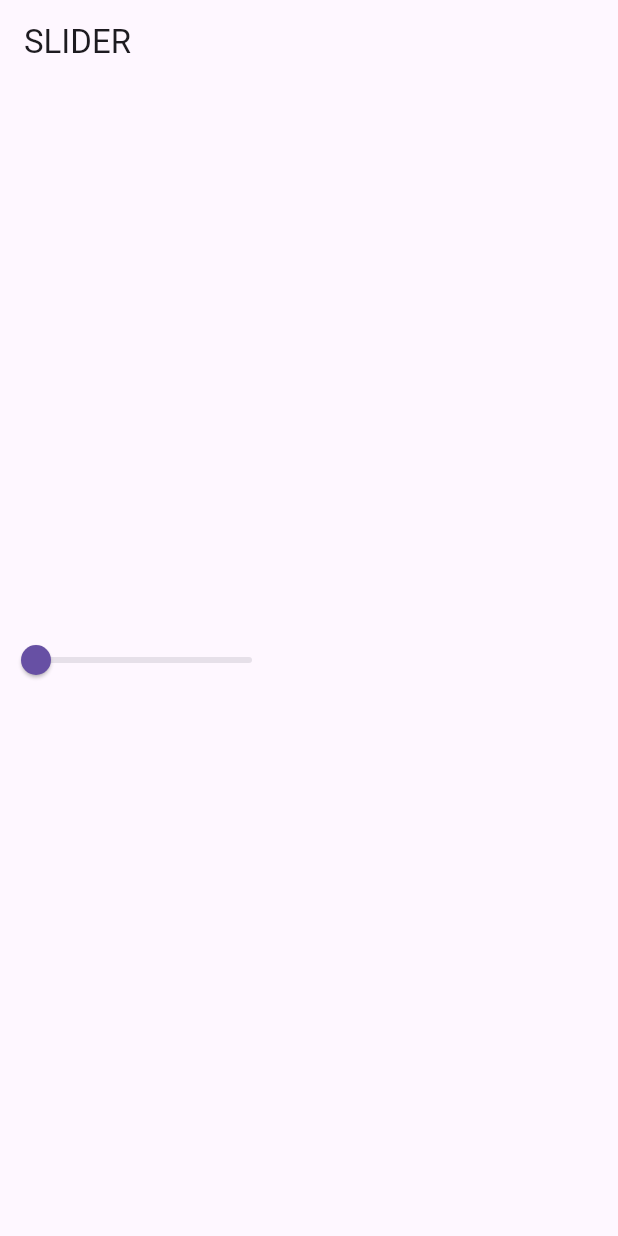
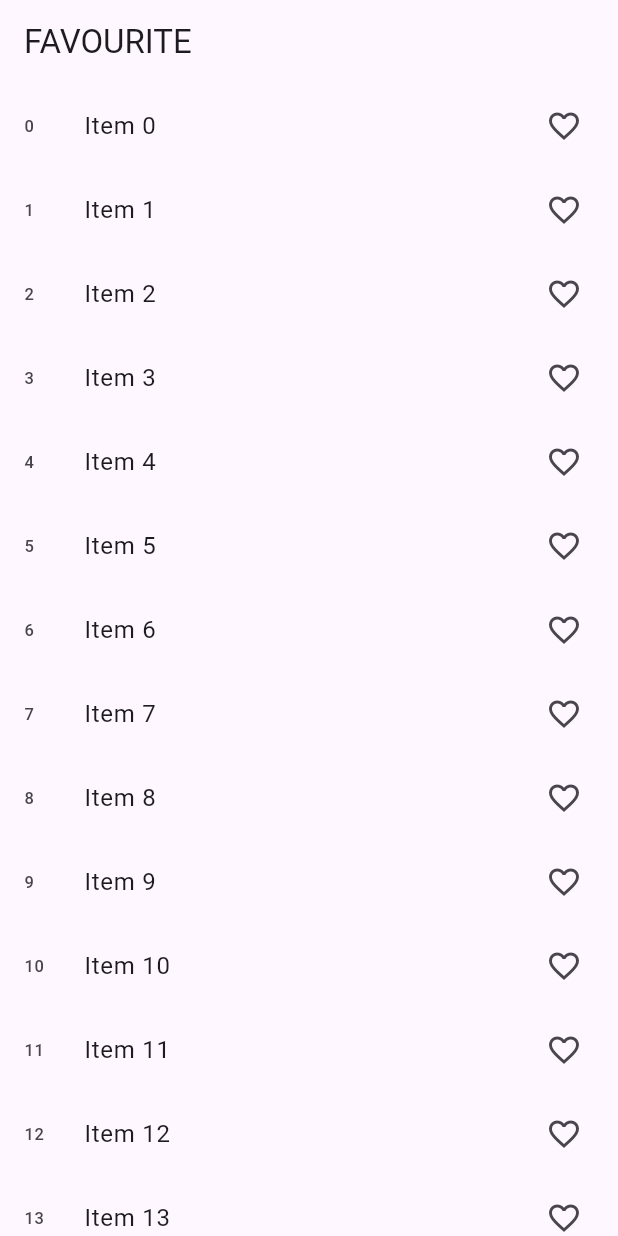
Before and after one commit to THE-UNCHAINED/provider_apps, a Flutter app: the screen it shows after launch, on a phone screen of 412 x 824 dp. Run offline on Flutter 3.47's test engine with Material 3 defaults, Android fonts, the phone set to English and light mode, and no system bars.

Commit message:
Added the favourite section with provider

```diff
--- a/lib/main.dart
+++ b/lib/main.dart
@@ -1,5 +1,8 @@
 import 'package:bloc_counter_app/provider/count_provider.dart';
+import 'package:bloc_counter_app/provider/favourite_provider.dart';
+import 'package:bloc_counter_app/provider/slider_provider.dart';
 import 'package:bloc_counter_app/screens/count_example.dart';
+import 'package:bloc_counter_app/screens/favourite_screen.dart';
 import 'package:bloc_counter_app/screens/slider_example.dart';
 import 'package:flutter/material.dart';
 import 'package:provider/provider.dart';
@@ -13,10 +16,14 @@ class MyApp extends StatelessWidget {
 
   @override
   Widget build(BuildContext context) {
-    return ChangeNotifierProvider(
-      create: (context) => CountProvider(),
+    return MultiProvider(
+      providers: [
+        ChangeNotifierProvider(create: (_) => CountProvider()), // what is this.
+        ChangeNotifierProvider(create: (_) => SliderProvider()),
+        ChangeNotifierProvider(create: (_) => FavouriteProvider()),
+      ],
 
-      child: MaterialApp(home: SliderExample()),
+      child: MaterialApp(home: FavouriteScreen()),
     );
   }
 }
--- /dev/null
+++ b/lib/provider/favourite_provider.dart
@@ -0,0 +1,17 @@
+import 'package:flutter/material.dart';
+
+class FavouriteProvider with ChangeNotifier {
+  List<int> _favList = [];
+
+  List<int> get favList => _favList;
+
+  void markFavourite(int value) {
+    _favList.add(value);
+    notifyListeners();
+  }
+
+  void unmarkFavourite(int value) {
+    _favList.remove(value);
+    notifyListeners();
+  }
+}
--- a/lib/provider/slider_provider.dart
+++ b/lib/provider/slider_provider.dart
@@ -0,0 +1,12 @@
+import 'package:flutter/material.dart';
+
+class SliderProvider with ChangeNotifier {
+  double _value = 0;
+
+  double get value => _value;
+
+  void increasevalue(double val) {
+    _value = val;
+    notifyListeners();
+  }
+}
--- /dev/null
+++ b/lib/screens/favourite_screen.dart
@@ -0,0 +1,40 @@
+import 'package:bloc_counter_app/provider/favourite_provider.dart';
+import 'package:flutter/material.dart';
+import 'package:provider/provider.dart';
+
+class FavouriteScreen extends StatefulWidget {
+  const FavouriteScreen({super.key});
+
+  @override
+  State<FavouriteScreen> createState() => _FavouriteScreenState();
+}
+
+class _FavouriteScreenState extends State<FavouriteScreen> {
+  @override
+  Widget build(BuildContext context) {
+    return Scaffold(
+      appBar: AppBar(title: Text("FAVOURITE")),
+      body: ListView.builder(
+        itemCount: 30,
+        itemBuilder: (context, index) {
+          return Consumer<FavouriteProvider>(
+            builder: (context, favouritePorv, child) {
+              return ListTile(
+                onTap: () {
+                  favouritePorv.favList.contains(index)
+                      ? favouritePorv.unmarkFavourite(index)
+                      : favouritePorv.markFavourite(index);
+                },
+                leading: Text(index.toString()),
+                title: Text("Item $index"),
+                trailing: favouritePorv.favList.contains(index)
+                    ? Icon(Icons.favorite, color: Colors.red)
+                    : Icon(Icons.favorite_border_outlined),
+              );
+            },
+          );
+        },
+      ),
+    );
+  }
+}
--- a/lib/screens/slider_example.dart
+++ b/lib/screens/slider_example.dart
@@ -1,4 +1,6 @@
+import 'package:bloc_counter_app/provider/slider_provider.dart';
 import 'package:flutter/material.dart';
+import 'package:provider/provider.dart';
 
 class SliderExample extends StatefulWidget {
   const SliderExample({super.key});
@@ -12,31 +14,44 @@ class _SliderExampleState extends State<SliderExample> {
 
   @override
   Widget build(BuildContext context) {
+    final data = Provider.of<SliderProvider>(context, listen: false);
     return Scaffold(
       appBar: AppBar(title: const Text("SLIDER")),
-      body: Row(
+      body: Column(
         children: [
-          Slider(
-            value: value,
+          Consumer<SliderProvider>(
+            builder: (context, value, child) {
+              return Slider(
+                value: data.value,
                 min: 0,
                 max: 1,
                 onChanged: (val) {
-              setState(() {
-                value = val;
-              });
+                  data.increasevalue(val);
+                },
+              );
             },
           ),
-          Expanded(
-            child: Column(
+          Consumer(
+            builder: (context, value, child) {
+              return Row(
+                mainAxisAlignment: MainAxisAlignment.center,
+                crossAxisAlignment: CrossAxisAlignment.center,
                 children: [
                   Expanded(
-                  child: Container(color: Colors.red.withOpacity(value)),
+                    child: Container(
+                      height: 100,
+                      color: Colors.red.withOpacity(data.value),
+                    ),
                   ),
                   Expanded(
-                  child: Container(color: Colors.purple.withOpacity(value)),
+                    child: Container(
+                      height: 100,
+                      color: Colors.purple.withOpacity(data.value),
+                    ),
                   ),
                 ],
-            ),
+              );
+            },
           ),
         ],
       ),
```
Lines whose indentation alone changed are shown as unchanged.
